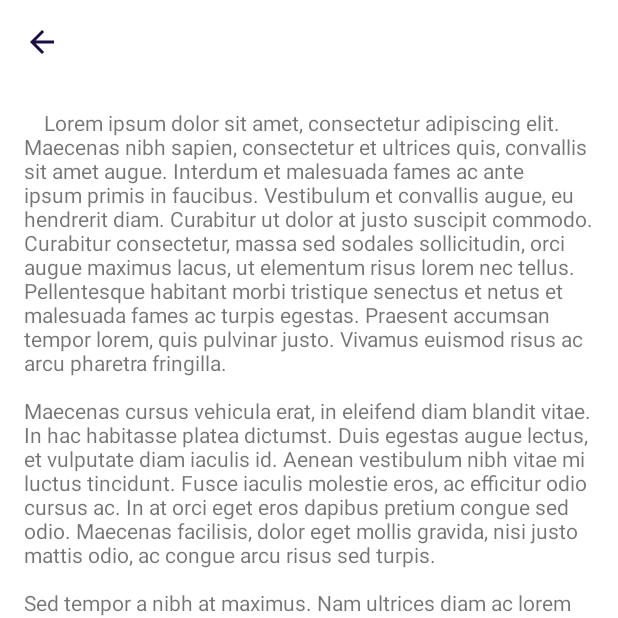
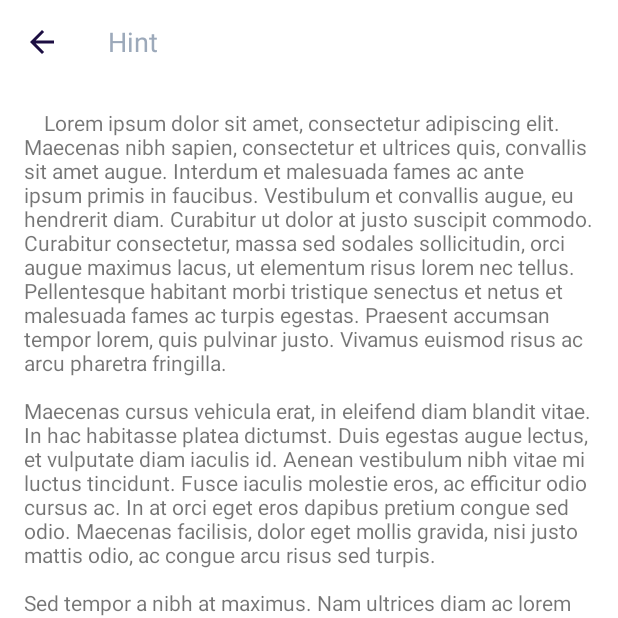
Before and after one commit to mariarti91/kotlinExample, an Android app: the screen it shows after launch (RootActivity), after a tap on "Поиск", on a phone screen of 412 x 824 dp, the top half of it. Run offline under Robolectric (Android 15) with nearby library versions, the phone set to English and light mode, and no system bars.

Commit message:
searchQuery handling

```diff
--- a/app/src/main/java/ru/skillbranch/skillarticles/ui/RootActivity.kt
+++ b/app/src/main/java/ru/skillbranch/skillarticles/ui/RootActivity.kt
@@ -57,6 +57,19 @@ class RootActivity : AppCompatActivity() {
 
             override fun onMenuItemActionCollapse(p0: MenuItem?): Boolean {
                 viewModel.handleSearchMode(false)
+                return true
+            }
+
+        })
+
+        searchView.setOnQueryTextListener(object : SearchView.OnQueryTextListener{
+            override fun onQueryTextSubmit(query: String?): Boolean {
+                viewModel.handleSearch(query)
+                return true
+            }
+
+            override fun onQueryTextChange(newText: String?): Boolean {
+                viewModel.handleSearch(newText)
                 return true
             }
 
--- a/app/src/main/java/ru/skillbranch/skillarticles/viewmodels/ArticleViewModel.kt
+++ b/app/src/main/java/ru/skillbranch/skillarticles/viewmodels/ArticleViewModel.kt
@@ -121,7 +121,7 @@ class ArticleViewModel(private val articleId: String)
     }
 
     override fun handleSearch(query: String?) {
-        TODO("not implemented") //To change body of created functions use File | Settings | File Templates.
+        updateState { it.copy(searchQuery = query) }
     }
 
 }
--- a/app/src/main/res/layout/search_view_layout.xml
+++ b/app/src/main/res/layout/search_view_layout.xml
@@ -2,9 +2,9 @@
 <androidx.appcompat.widget.SearchView
     xmlns:android="http://schemas.android.com/apk/res/android"
     android:id="@+id/search_view"
+    android:theme="@style/CustomSearchView"
     android:layout_width="match_parent"
     android:layout_height="wrap_content"
-    android:inputType="textPersonName"
     android:maxWidth="9999dp">
 
 </androidx.appcompat.widget.SearchView>
--- a/app/src/main/res/values/styles.xml
+++ b/app/src/main/res/values/styles.xml
@@ -47,4 +47,9 @@
         <item name="layout_insetEdge">bottom</item>
     </style>
 
+    <style name="CustomSearchView" parent="Widget.AppCompat.SearchView.ActionBar">
+        <item name="android:textColorPrimary">?attr/colorOnPrimary</item>
+        <item name="android:textColorHint">@color/color_gray</item>
+    </style>
+
 </resources>
```
